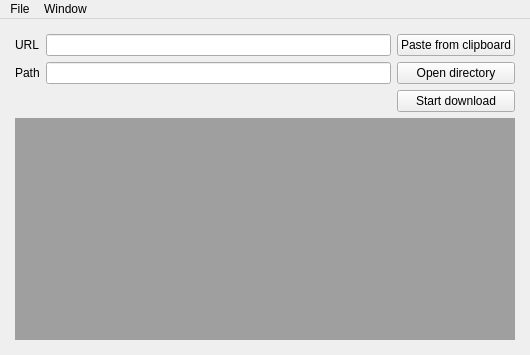
Qt form ui/main.ui (fabrikant/akniga-grabber) before a commit.
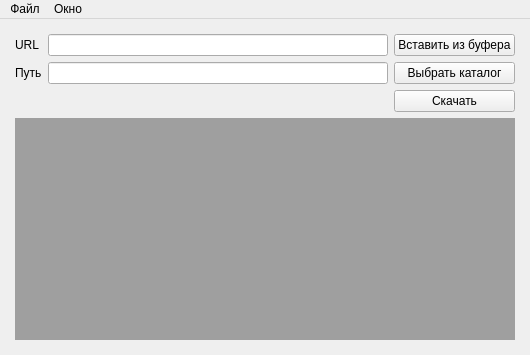
The same form after that commit. Icons and pictures are not drawn.

```diff
--- a/ui/main.ui
+++ b/ui/main.ui
@@ -43,7 +43,7 @@
         <item row="3" column="0">
          <widget class="QLabel" name="labelPath">
           <property name="text">
-           <string>Path</string>
+           <string>Путь</string>
           </property>
          </widget>
         </item>
@@ -63,7 +63,7 @@
         <item row="3" column="2">
          <widget class="QPushButton" name="buttonOpenPath">
           <property name="text">
-           <string>Open directory</string>
+           <string>Выбрать каталог</string>
           </property>
           <property name="icon">
            <iconset theme="Open">
@@ -74,7 +74,11 @@
         <item row="4" column="2">
          <widget class="QPushButton" name="buttonDownload">
           <property name="text">
-           <string>Start download</string>
+           <string>Скачать</string>
+          </property>
+          <property name="icon">
+           <iconset>
+            <normaloff>img/download_FILL0_wght400_GRAD0_opsz24.png</normaloff>img/download_FILL0_wght400_GRAD0_opsz24.png</iconset>
           </property>
          </widget>
         </item>
@@ -94,7 +98,11 @@
         <item row="0" column="2">
          <widget class="QPushButton" name="buttonPaste">
           <property name="text">
-           <string>Paste from clipboard</string>
+           <string>Вставить из буфера</string>
+          </property>
+          <property name="icon">
+           <iconset>
+            <normaloff>img/content_paste_FILL0_wght400_GRAD0_opsz24.png</normaloff>img/content_paste_FILL0_wght400_GRAD0_opsz24.png</iconset>
           </property>
          </widget>
         </item>
@@ -113,18 +121,18 @@
      <x>0</x>
      <y>0</y>
      <width>530</width>
-     <height>20</height>
+     <height>22</height>
     </rect>
    </property>
    <widget class="QMenu" name="File">
     <property name="title">
-     <string>File</string>
+     <string>Файл</string>
     </property>
     <addaction name="actionExit"/>
    </widget>
    <widget class="QMenu" name="Window">
     <property name="title">
-     <string>Window</string>
+     <string>Окно</string>
     </property>
     <addaction name="actionNext"/>
     <addaction name="actionPrevious"/>
```
Left out of the diff: 38 changed lines with no effect on the pictures.
